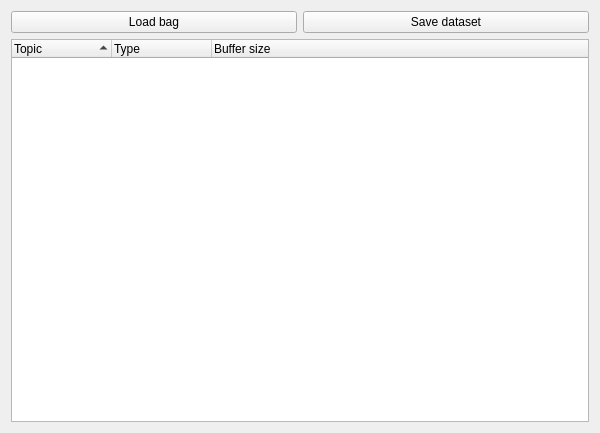
The window that resource/RosBagToDataset.ui (nilseuropa/rqt_bag_to_dataset) describes before a commit, drawn with Qt 5.
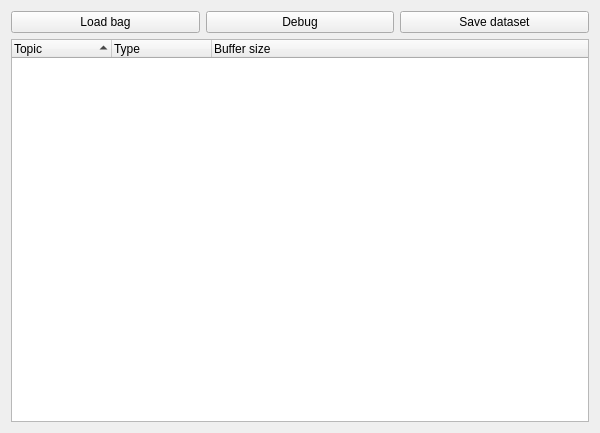
The same window after the commit.

Commit message: extensions list

Patch:
```diff
--- a/resource/RosBagToDataset.ui
+++ b/resource/RosBagToDataset.ui
@@ -29,7 +29,7 @@
        </property>
       </widget>
      </item>
-     <!-- <item>
+     <item>
       <widget class="QPushButton" name="debug_button">
        <property name="toolTip">
         <string>Press for random magic</string>
@@ -38,7 +38,7 @@
         <string>Debug</string>
        </property>
       </widget>
-     </item> -->
+     </item>
      <!-- <item>
       <widget class="QPushButton" name="input_conf_push_button">
        <property name="toolTip">
```
The commit also changes 1 other file.
